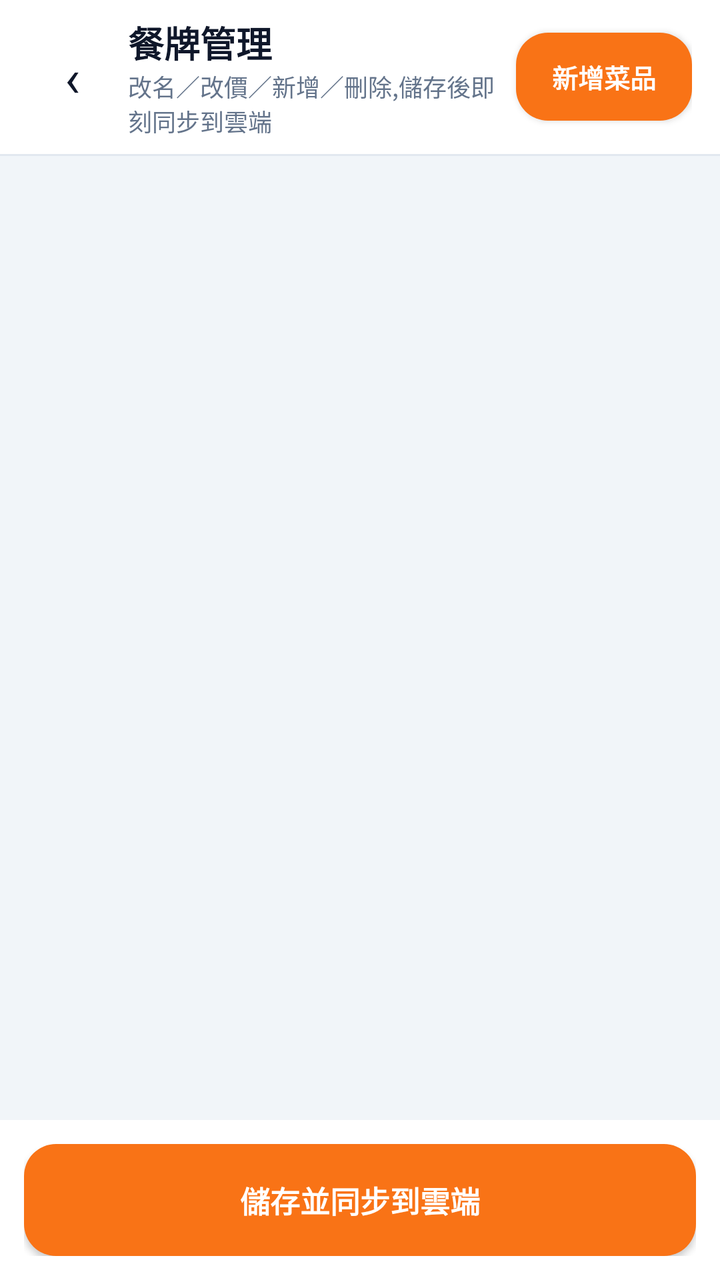
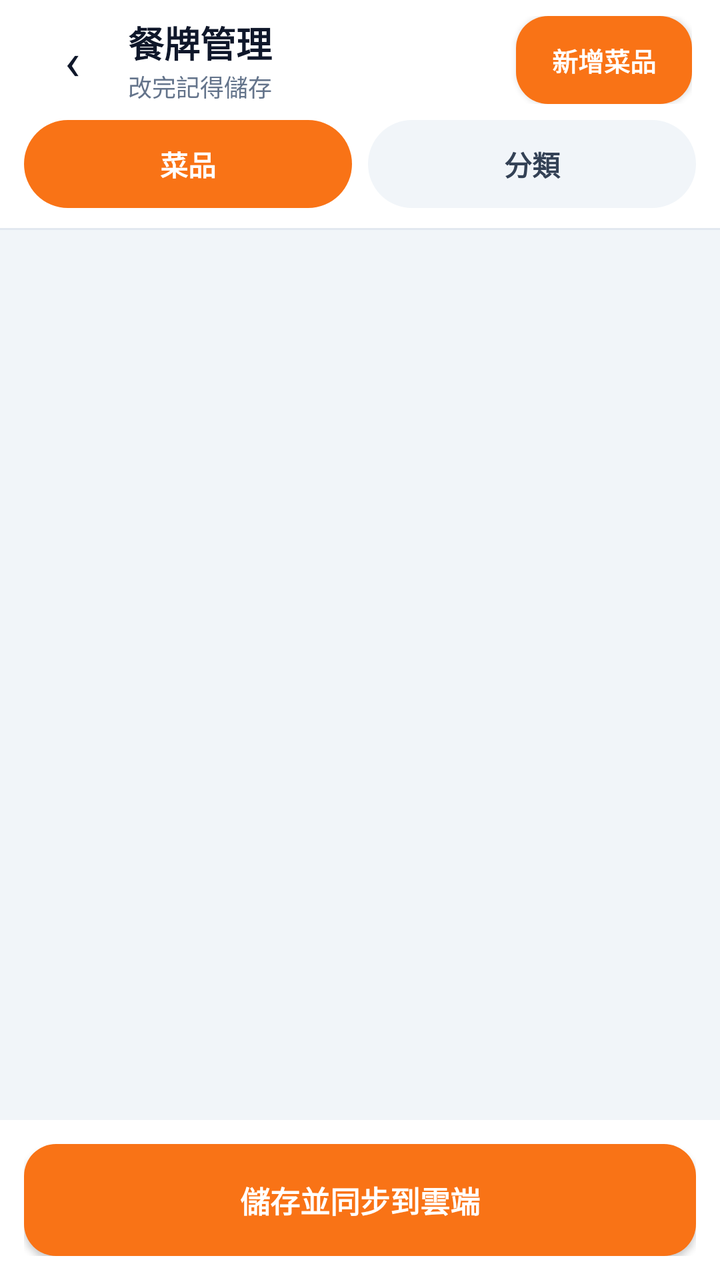

Compare the two renders of this Android layout. The source of the first and the diff that turns it into the second are given below.
<!-- AndroidManifest.xml: application theme Theme.MacauposNative -->
<!-- res/layout/activity_menu_admin.xml -->
<?xml version="1.0" encoding="utf-8"?>
<LinearLayout xmlns:android="http://schemas.android.com/apk/res/android"
    android:layout_width="match_parent"
    android:layout_height="match_parent"
    android:background="@color/bg_screen"
    android:fitsSystemWindows="true"
    android:orientation="vertical">

    <LinearLayout
        android:layout_width="match_parent"
        android:layout_height="wrap_content"
        android:background="@color/card"
        android:gravity="center_vertical"
        android:orientation="horizontal"
        android:paddingHorizontal="14dp"
        android:paddingVertical="8dp">

        <TextView
            android:id="@+id/btnBack"
            android:layout_width="44dp"
            android:layout_height="44dp"
            android:gravity="center"
            android:text="‹"
            android:textColor="@color/text_primary"
            android:textSize="26sp" />

        <LinearLayout
            android:layout_width="0dp"
            android:layout_height="wrap_content"
            android:layout_marginStart="6dp"
            android:layout_weight="1"
            android:orientation="vertical">

            <TextView
                android:layout_width="wrap_content"
                android:layout_height="wrap_content"
                android:text="餐牌管理"
                android:textColor="@color/slate_900"
                android:textSize="18sp"
                android:textStyle="bold" />

            <TextView
                android:id="@+id/txtHint"
                android:layout_width="wrap_content"
                android:layout_height="wrap_content"
                android:text="改名／改價／新增／刪除,儲存後即刻同步到雲端"
                android:textColor="@color/text_secondary"
                android:textSize="12sp" />
        </LinearLayout>

        <Button
            android:id="@+id/btnAdd"
            android:layout_width="wrap_content"
            android:layout_height="44dp"
            android:background="@drawable/bg_btn_accent"
            android:paddingHorizontal="16dp"
            android:text="新增菜品"
            android:textColor="@color/btn_text_on_accent"
            android:textSize="13sp"
            android:textStyle="bold" />
    </LinearLayout>

    <View
        android:layout_width="match_parent"
        android:layout_height="1dp"
        android:background="@color/card_border" />

    <androidx.recyclerview.widget.RecyclerView
        android:id="@+id/recyclerMenuAdmin"
        android:layout_width="match_parent"
        android:layout_height="0dp"
        android:layout_weight="1"
        android:clipToPadding="false"
        android:padding="10dp" />

    <LinearLayout
        android:layout_width="match_parent"
        android:layout_height="wrap_content"
        android:background="@color/card"
        android:orientation="horizontal"
        android:padding="12dp">

        <Button
            android:id="@+id/btnSave"
            android:layout_width="0dp"
            android:layout_height="56dp"
            android:layout_weight="1"
            android:background="@drawable/bg_btn_accent"
            android:text="儲存並同步到雲端"
            android:textColor="@color/btn_text_on_accent"
            android:textSize="15sp"
            android:textStyle="bold" />
    </LinearLayout>
</LinearLayout>
<!-- resources referenced by this layout -->
<resources>
  <color name="bg_screen">#F1F5F9</color>
  <color name="card">#FFFFFF</color>
  <color name="card_border">#E2E8F0</color>
  <color name="slate_900">#0F172A</color>
  <color name="text_primary">#0F172A</color>
  <color name="text_secondary">#64748B</color>
  <!-- drawable bg_btn_accent (drawable) -->
  <?xml version="1.0" encoding="utf-8"?>
  <selector xmlns:android="http://schemas.android.com/apk/res/android">
      <item android:state_pressed="true">
          <shape android:shape="rectangle">
              <solid android:color="@color/accent_deep" />
              <corners android:radius="16dp" />
          </shape>
      </item>
      <item android:state_enabled="false">
          <shape android:shape="rectangle">
              <solid android:color="#E2E8F0" />
              <corners android:radius="16dp" />
          </shape>
      </item>
      <item>
          <shape android:shape="rectangle">
              <solid android:color="@color/accent" />
              <corners android:radius="16dp" />
          </shape>
      </item>
  </selector>
  <style name="Theme.MacauposNative" parent="android:Theme.Material.Light.NoActionBar">
          <item name="android:statusBarColor">#F1F5F9</item>
          <item name="android:navigationBarColor">#FFFFFF</item>
          <item name="android:windowBackground">#F1F5F9</item>
          <item name="android:colorAccent">#F97316</item>
          <item name="android:windowLightStatusBar">true</item>
      </style>
  <color name="accent_deep">#EA580C</color>
  <color name="accent">#F97316</color>
</resources>

<!-- the commit's change to res/layout/activity_menu_admin.xml (unified diff, before → after) -->
@@ -43,7 +43,7 @@
                 android:id="@+id/txtHint"
                 android:layout_width="wrap_content"
                 android:layout_height="wrap_content"
-                android:text="改名／改價／新增／刪除,儲存後即刻同步到雲端"
+                android:text="改完記得儲存"
                 android:textColor="@color/text_secondary"
                 android:textSize="12sp" />
         </LinearLayout>
@@ -57,6 +57,41 @@
             android:text="新增菜品"
             android:textColor="@color/btn_text_on_accent"
             android:textSize="13sp"
+            android:textStyle="bold" />
+    </LinearLayout>
+
+    
+    <LinearLayout
+        android:layout_width="match_parent"
+        android:layout_height="wrap_content"
+        android:background="@color/card"
+        android:orientation="horizontal"
+        android:paddingHorizontal="12dp"
+        android:paddingBottom="10dp">
+
+        <TextView
+            android:id="@+id/tabItems"
+            android:layout_width="0dp"
+            android:layout_height="44dp"
+            android:layout_weight="1"
+            android:background="@drawable/bg_chip_selected"
+            android:gravity="center"
+            android:text="菜品"
+            android:textColor="@color/card"
+            android:textSize="14sp"
+            android:textStyle="bold" />
+
+        <TextView
+            android:id="@+id/tabCategories"
+            android:layout_width="0dp"
+            android:layout_height="44dp"
+            android:layout_marginStart="8dp"
+            android:layout_weight="1"
+            android:background="@drawable/bg_chip_normal"
+            android:gravity="center"
+            android:text="分類"
+            android:textColor="@color/slate_700"
+            android:textSize="14sp"
             android:textStyle="bold" />
     </LinearLayout>
 
<!-- resource entries referenced after the edit -->
@@ -3,6 +3,7 @@
   <color name="bg_screen">#F1F5F9</color>
   <color name="card">#FFFFFF</color>
   <color name="card_border">#E2E8F0</color>
+  <color name="slate_700">#334155</color>
   <color name="slate_900">#0F172A</color>
   <color name="text_primary">#0F172A</color>
   <color name="text_secondary">#64748B</color>
@@ -28,6 +29,28 @@
           </shape>
       </item>
   </selector>
+  <!-- drawable bg_chip_normal (drawable) -->
+  <?xml version="1.0" encoding="utf-8"?>
+  <selector xmlns:android="http://schemas.android.com/apk/res/android">
+      <item android:state_pressed="true">
+          <shape android:shape="rectangle">
+              <solid android:color="#E2E8F0" />
+              <corners android:radius="999dp" />
+          </shape>
+      </item>
+      <item>
+          <shape android:shape="rectangle">
+              <solid android:color="#F1F5F9" />
+              <corners android:radius="999dp" />
+          </shape>
+      </item>
+  </selector>
+  <!-- drawable bg_chip_selected (drawable) -->
+  <?xml version="1.0" encoding="utf-8"?>
+  <shape xmlns:android="http://schemas.android.com/apk/res/android" android:shape="rectangle">
+      <solid android:color="@color/accent" />
+      <corners android:radius="999dp" />
+  </shape>
   <style name="Theme.MacauposNative" parent="android:Theme.Material.Light.NoActionBar">
           <item name="android:statusBarColor">#F1F5F9</item>
           <item name="android:navigationBarColor">#FFFFFF</item>
